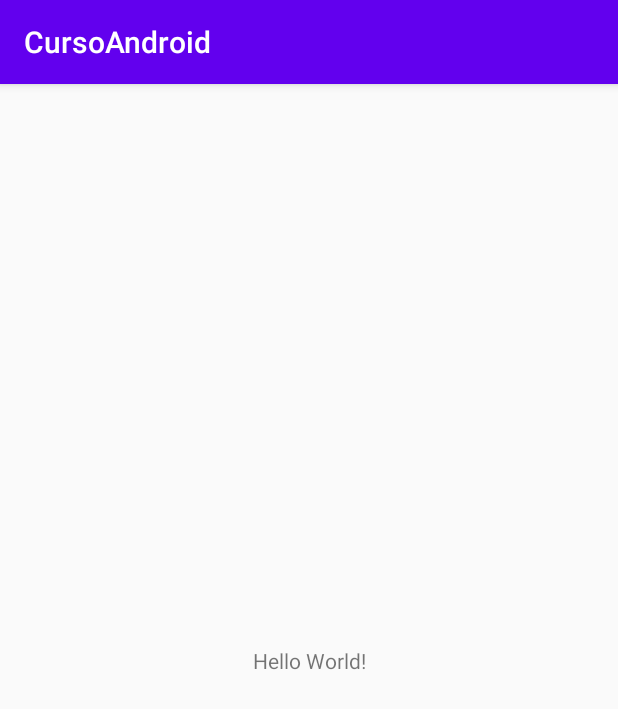
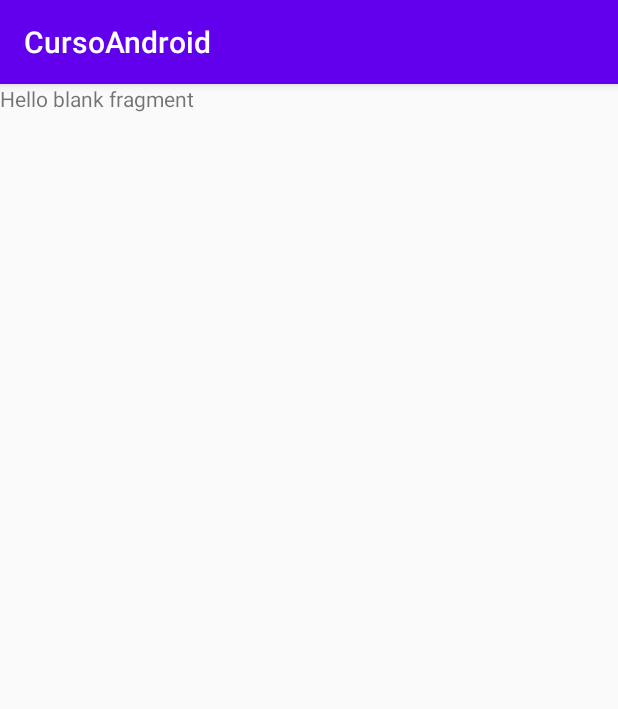
Before and after one commit to fdol1/CursoAndroidOld, an Android app: the screen it shows after launch (MainActivity), on a phone screen of 412 x 824 dp. Shown: the top 709 px of the screen. Run offline under Robolectric (Android 15) with nearby library versions, the phone set to English and light mode, and no system bars.

Commit message:
Ciclo de vida de un fragment alojado en una activity

```diff
--- a/app/build.gradle
+++ b/app/build.gradle
@@ -28,6 +28,7 @@ dependencies {
 
     implementation 'androidx.appcompat:appcompat:1.1.0'
     implementation 'androidx.constraintlayout:constraintlayout:1.1.3'
+    implementation 'androidx.legacy:legacy-support-v4:1.0.0'
     testImplementation 'junit:junit:4.12'
     androidTestImplementation 'androidx.test.ext:junit:1.1.1'
     androidTestImplementation 'androidx.test.espresso:espresso-core:3.2.0'
--- /dev/null
+++ b/app/src/main/java/com/example/lfpu/cursoandroid/BlankFragment.java
@@ -0,0 +1,39 @@
+package com.example.lfpu.cursoandroid;
+
+import android.content.Context;
+import android.os.Bundle;
+
+import androidx.annotation.NonNull;
+import androidx.fragment.app.Fragment;
+
+import android.util.Log;
+import android.view.LayoutInflater;
+import android.view.View;
+import android.view.ViewGroup;
+
+
+/**
+ * A simple {@link Fragment} subclass.
+ */
+public class BlankFragment extends Fragment {
+
+    public BlankFragment() {
+        // Required empty public constructor
+    }
+
+    //Recibe por parametro es el contexto, es decir la referencia a la activity
+    //donde a sido insetado el fragmento
+    @Override
+    public void onAttach(@NonNull Context context) {
+        super.onAttach(context);
+        Log.i("CicloVida","Fragment onAttach");
+    }
+
+    @Override
+    public View onCreateView(LayoutInflater inflater, ViewGroup container,
+                             Bundle savedInstanceState) {
+        // Inflate the layout for this fragment
+        Log.i("CicloVida","Fragment onCreateView");
+        return inflater.inflate(R.layout.fragment_blank, container, false);
+    }
+}
--- a/app/src/main/java/com/example/lfpu/cursoandroid/MainActivity.java
+++ b/app/src/main/java/com/example/lfpu/cursoandroid/MainActivity.java
@@ -3,6 +3,7 @@ package com.example.lfpu.cursoandroid;
 import androidx.appcompat.app.AppCompatActivity;
 
 import android.os.Bundle;
+import android.util.Log;
 
 public class MainActivity extends AppCompatActivity {
 
@@ -10,5 +11,7 @@ public class MainActivity extends AppCompatActivity {
     protected void onCreate(Bundle savedInstanceState) {
         super.onCreate(savedInstanceState);
         setContentView(R.layout.activity_main);
+
+        Log.i("CicloVida","Activity onCreate");
     }
 }
--- a/app/src/main/res/layout/activity_main.xml
+++ b/app/src/main/res/layout/activity_main.xml
@@ -6,13 +6,14 @@
     android:layout_height="match_parent"
     tools:context=".MainActivity">
 
-    <TextView
-        android:layout_width="wrap_content"
-        android:layout_height="wrap_content"
-        android:text="Hello World!"
+
+    <fragment
+        android:id="@+id/fragment"
+        android:name="com.example.lfpu.cursoandroid.BlankFragment"
+        android:layout_width="0dp"
+        android:layout_height="0dp"
         app:layout_constraintBottom_toBottomOf="parent"
-        app:layout_constraintLeft_toLeftOf="parent"
-        app:layout_constraintRight_toRightOf="parent"
+        app:layout_constraintEnd_toEndOf="parent"
+        app:layout_constraintStart_toStartOf="parent"
         app:layout_constraintTop_toTopOf="parent" />
-
 </androidx.constraintlayout.widget.ConstraintLayout>
--- /dev/null
+++ b/app/src/main/res/layout/fragment_blank.xml
@@ -0,0 +1,14 @@
+<?xml version="1.0" encoding="utf-8"?>
+<FrameLayout xmlns:android="http://schemas.android.com/apk/res/android"
+    xmlns:tools="http://schemas.android.com/tools"
+    android:layout_width="match_parent"
+    android:layout_height="match_parent"
+    tools:context=".BlankFragment">
+
+    <!-- TODO: Update blank fragment layout -->
+    <TextView
+        android:layout_width="match_parent"
+        android:layout_height="match_parent"
+        android:text="@string/hello_blank_fragment" />
+
+</FrameLayout>
--- a/app/src/main/res/values/strings.xml
+++ b/app/src/main/res/values/strings.xml
@@ -1,3 +1,6 @@
 <resources>
     <string name="app_name">CursoAndroid</string>
+
+    <!-- TODO: Remove or change this placeholder text -->
+    <string name="hello_blank_fragment">Hello blank fragment</string>
 </resources>
```
